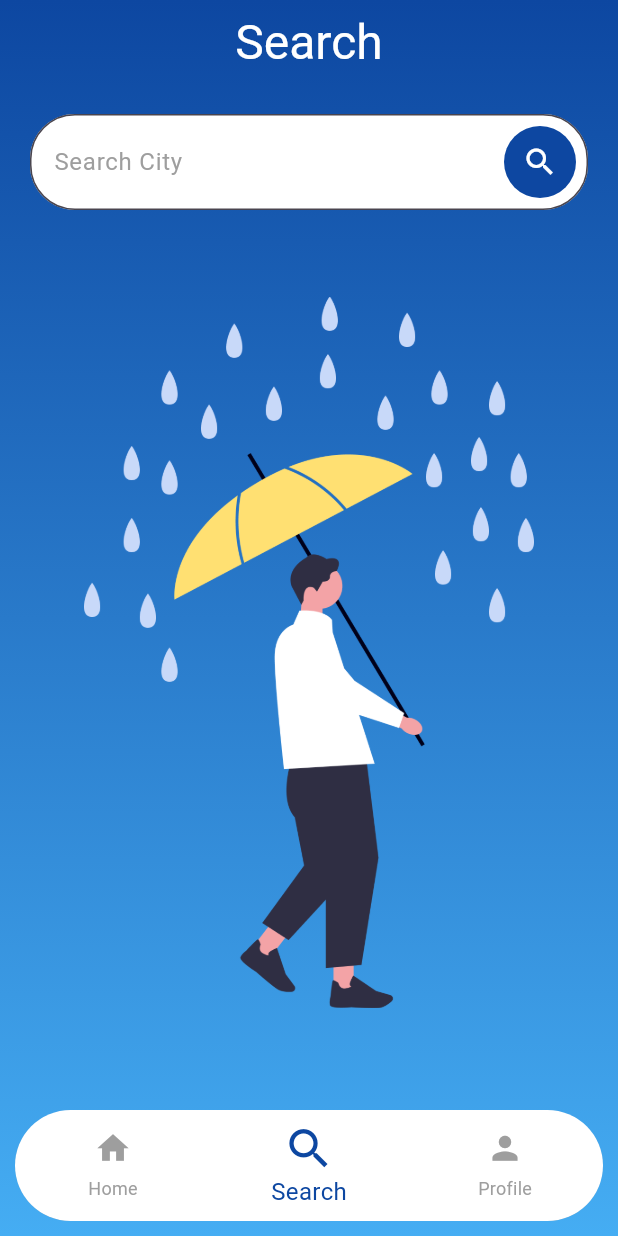
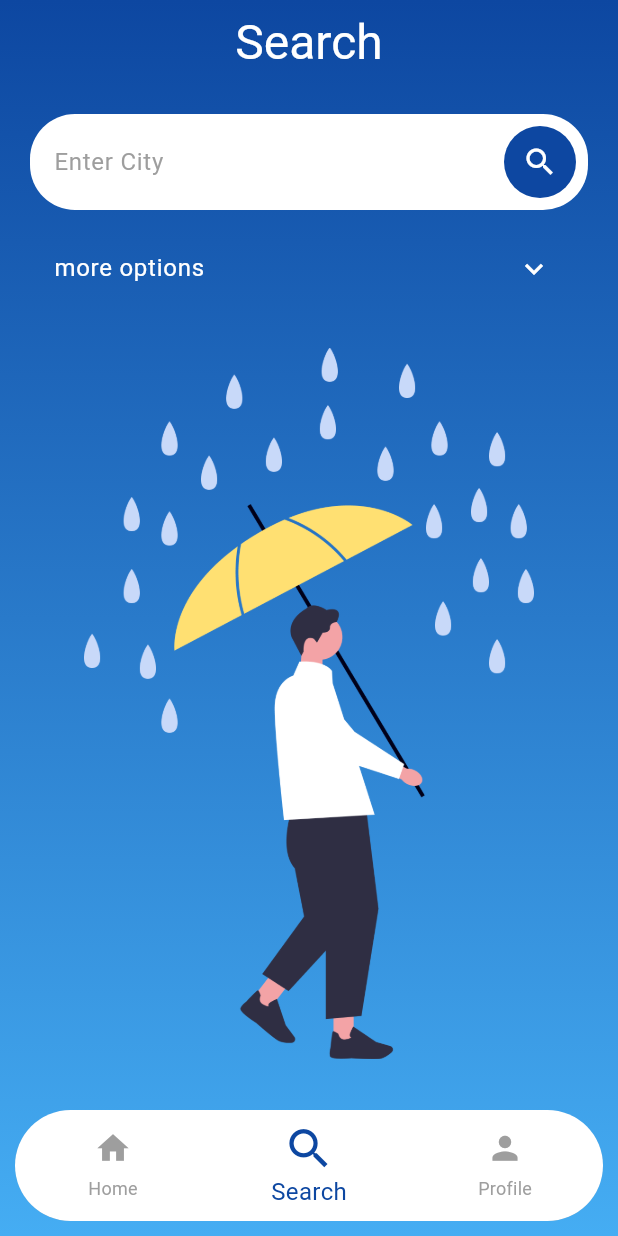
Before and after one commit to king7amza/weather_app, a Flutter app: the screen it shows after launch, item 2 of the bottom bar chosen, on a phone screen of 412 x 824 dp. Run offline on Flutter 3.47's test engine with Material 3 defaults, Android fonts, the phone set to English and light mode, and no system bars; our stand-ins replace dio, flutter_bloc, geolocator, shimmer.

Commit message:
search options done

```diff
--- a/lib/core/utils/themes/app_theams.dart
+++ b/lib/core/utils/themes/app_theams.dart
@@ -0,0 +1,16 @@
+import 'package:flutter/material.dart';
+import 'package:weather_app/core/utils/themes/app_colors.dart';
+
+class AppTheams {
+  static ThemeData get mainTheme => ThemeData(
+    textSelectionTheme: TextSelectionThemeData(
+      cursorColor: AppColors.primaryColor,
+      selectionColor: AppColors.primaryColor,
+      selectionHandleColor: AppColors.primaryColor,
+    ),
+  );
+}
+
+ColorScheme colorScheme = ColorScheme.fromSeed(
+  seedColor: AppColors.primaryColor,
+);
--- a/lib/features/common/common_screens/indexed_stack_nav_bar.dart
+++ b/lib/features/common/common_screens/indexed_stack_nav_bar.dart
@@ -59,6 +59,7 @@ class IndexedStackNavBarState extends State<IndexedStackNavBar> {
                   elevation: 0,
                 )
               : null,
+          resizeToAvoidBottomInset: false,
           backgroundColor: AppColors.transparent,
           body: IndexedStack(
             index: currentIndex,
--- a/lib/features/search/views/screens/search_screen.dart
+++ b/lib/features/search/views/screens/search_screen.dart
@@ -6,6 +6,7 @@ import 'package:weather_app/features/home/views_models/current_weather_cubit/cur
 import 'package:weather_app/features/search/view_models/search_cubit/search_cubit.dart';
 import 'package:weather_app/features/search/views/widgets/weather_horizontal_item.dart';
 import 'package:weather_app/features/search/views/widgets/weather_item_details.dart';
+import 'package:weather_app/features/search/views/widgets/weather_search_bar.dart';
 
 class SearchScreen extends StatefulWidget {
   const SearchScreen({super.key});
@@ -15,7 +16,9 @@ class SearchScreen extends StatefulWidget {
 }
 
 class _SearchScreenState extends State<SearchScreen> {
-  final searchController = TextEditingController();
+  final cityController = TextEditingController();
+  final countryController = TextEditingController();
+  final stateController = TextEditingController();
   @override
   Widget build(BuildContext context) {
     final SearchCubit searchCubit = BlocProvider.of<SearchCubit>(context);
@@ -28,35 +31,13 @@ class _SearchScreenState extends State<SearchScreen> {
               padding: const EdgeInsets.symmetric(horizontal: 20, vertical: 20),
               child: Column(
                 children: [
-                  TextField(
-                    controller: searchController,
-                    decoration: InputDecoration(
-                      filled: true,
-                      fillColor: Colors.white,
-                      border: const OutlineInputBorder(
-                        borderRadius: BorderRadius.all(Radius.circular(30)),
-                      ),
-                      hintText: 'Search City',
-                      hintStyle: const TextStyle(color: AppColors.grey),
-                      label: const Text('Search City'),
-                      labelStyle: const TextStyle(color: AppColors.grey),
-                      suffixIcon: Padding(
-                        padding: const EdgeInsets.all(8.0),
-                        child: DecoratedBox(
-                          decoration: const BoxDecoration(
-                            shape: BoxShape.circle,
-                            color: AppColors.grey,
-                          ),
-                          child: IconButton(
+                  WeatherSearchBar(
+                    cityController: cityController,
+                    countryController: countryController,
+                    stateController: stateController,
+                    searchCubit: searchCubit,
+                    searchBackgroundColor: AppColors.grey,
                     onPressed: () {},
-                            icon: const Icon(
-                              Icons.search,
-                              color: AppColors.white,
-                            ),
-                          ),
-                        ),
-                      ),
-                    ),
                   ),
                   const SizedBox(height: 20),
                   Expanded(child: const Center(child: CommonShimmerEff())),
@@ -69,52 +50,31 @@ class _SearchScreenState extends State<SearchScreen> {
               padding: const EdgeInsets.symmetric(horizontal: 20, vertical: 20),
               child: Column(
                 children: [
-                  TextField(
-                    controller: searchController,
-                    decoration: InputDecoration(
-                      filled: true,
-                      fillColor: Colors.white,
-                      border: const OutlineInputBorder(
-                        borderRadius: BorderRadius.all(Radius.circular(30)),
-                      ),
-                      hintText: 'Search City',
-                      hintStyle: const TextStyle(color: AppColors.grey),
-                      label: const Text('Search City'),
-                      labelStyle: const TextStyle(color: AppColors.grey),
-                      suffixIcon: Padding(
-                        padding: const EdgeInsets.all(8.0),
-                        child: DecoratedBox(
-                          decoration: const BoxDecoration(
-                            shape: BoxShape.circle,
-                            color: AppColors.primaryColor,
-                          ),
-                          child: IconButton(
+                  WeatherSearchBar(
+                    cityController: cityController,
+                    countryController: countryController,
+                    stateController: stateController,
+                    searchCubit: searchCubit,
+                    searchBackgroundColor: AppColors.primaryColor,
                     onPressed: () {
-                              searchController.text.isEmpty ||
-                                      searchController.text == ''
+                      final String searchText =
+                          "${cityController.text},${stateController.text},${countryController.text}";
+                      cityController.text.isEmpty || cityController.text == ''
                           ? null
-                                  : searchCubit.searchCity(
-                                      searchController.text,
-                                    );
+                          : searchCubit.searchCity(searchText);
                     },
-                            icon: const Icon(
-                              Icons.search,
-                              color: AppColors.white,
-                            ),
-                          ),
-                        ),
-                      ),
-                    ),
                   ),
                   const SizedBox(height: 20),
                   weathers.isEmpty
                       ? Padding(
-                        padding: const EdgeInsets.only(top:50.0),
+                          padding: const EdgeInsets.only(top: 50.0),
                           child: Column(
                             children: [
                               Text(
                                 "No City Found",
-                                style: Theme.of(context).textTheme.headlineLarge!
+                                style: Theme.of(context)
+                                    .textTheme
+                                    .headlineLarge!
                                     .copyWith(color: AppColors.white),
                               ),
                               const SizedBox(height: 20),
@@ -171,42 +131,19 @@ class _SearchScreenState extends State<SearchScreen> {
               child: Column(
                 mainAxisAlignment: MainAxisAlignment.center,
                 children: [
-                  TextField(
-                    controller: searchController,
-                    decoration: InputDecoration(
-                      filled: true,
-                      fillColor: Colors.white,
-                      border: const OutlineInputBorder(
-                        borderRadius: BorderRadius.all(Radius.circular(30)),
-                      ),
-                      hintText: 'Search City',
-                      hintStyle: const TextStyle(color: AppColors.grey),
-                      label: const Text('Search City'),
-                      labelStyle: const TextStyle(color: AppColors.grey),
-                      suffixIcon: Padding(
-                        padding: const EdgeInsets.all(8.0),
-                        child: DecoratedBox(
-                          decoration: const BoxDecoration(
-                            shape: BoxShape.circle,
-                            color: AppColors.primaryColor,
-                          ),
-                          child: IconButton(
+                  WeatherSearchBar(
+                    cityController: cityController,
+                    countryController: countryController,
+                    stateController: stateController,
+                    searchCubit: searchCubit,
+                    searchBackgroundColor: AppColors.primaryColor,
                     onPressed: () {
-                              searchController.text.isEmpty ||
-                                      searchController.text == ''
+                      final String searchText =
+                          "${cityController.text},${stateController.text},${countryController.text}";
+                      cityController.text.isEmpty || cityController.text == ''
                           ? null
-                                  : searchCubit.searchCity(
-                                      searchController.text,
-                                    );
+                          : searchCubit.searchCity(searchText);
                     },
-                            icon: const Icon(
-                              Icons.search,
-                              color: AppColors.white,
-                            ),
-                          ),
-                        ),
-                      ),
-                    ),
                   ),
                   Expanded(
                     child: Column(
@@ -232,42 +169,19 @@ class _SearchScreenState extends State<SearchScreen> {
               padding: const EdgeInsets.symmetric(horizontal: 20, vertical: 20),
               child: Column(
                 children: [
-                  TextField(
-                    controller: searchController,
-                    decoration: InputDecoration(
-                      filled: true,
-                      fillColor: Colors.white,
-                      border: const OutlineInputBorder(
-                        borderRadius: BorderRadius.all(Radius.circular(30)),
-                      ),
-                      hintText: 'Search City',
-                      hintStyle: const TextStyle(color: AppColors.grey),
-                      label: const Text('Search City'),
-                      labelStyle: const TextStyle(color: AppColors.grey),
-                      suffixIcon: Padding(
-                        padding: const EdgeInsets.all(8.0),
-                        child: DecoratedBox(
-                          decoration: const BoxDecoration(
-                            shape: BoxShape.circle,
-                            color: AppColors.primaryColor,
-                          ),
-                          child: IconButton(
+                  WeatherSearchBar(
+                    cityController: cityController,
+                    countryController: countryController,
+                    stateController: stateController,
+                    searchCubit: searchCubit,
+                    searchBackgroundColor: AppColors.primaryColor,
                     onPressed: () {
-                              searchController.text.isEmpty ||
-                                      searchController.text == ''
+                      final String searchText =
+                          "${cityController.text},${stateController.text},${countryController.text}";
+                      cityController.text.isEmpty || cityController.text == ''
                           ? null
-                                  : searchCubit.searchCity(
-                                      searchController.text,
-                                    );
+                          : searchCubit.searchCity(searchText);
                     },
-                            icon: const Icon(
-                              Icons.search,
-                              color: AppColors.white,
-                            ),
-                          ),
-                        ),
-                      ),
-                    ),
                   ),
                   const SizedBox(height: 20),
                   Expanded(
--- a/lib/features/search/views/widgets/weather_horizontal_item.dart
+++ b/lib/features/search/views/widgets/weather_horizontal_item.dart
@@ -25,7 +25,7 @@ class WeatherHorizontalItem extends StatelessWidget {
         } else if (state is CurrentWeatherLoaded) {
           final currentWeather = state.currentWeatherResponse.weather![0];
           return Padding(
-            padding: const EdgeInsets.symmetric(vertical: 20),
+            padding: const EdgeInsets.symmetric(vertical: 20,),
             child: Container(
               decoration: BoxDecoration(
                 borderRadius: BorderRadius.circular(30),
@@ -37,12 +37,15 @@ class WeatherHorizontalItem extends StatelessWidget {
                   end: Alignment.centerRight,
                 ),
               ),
-              height: 140,
+              height: 150,
               width: double.infinity,
+              child: Padding(
+                padding: const EdgeInsets.symmetric(horizontal: 10),
                 child: Row(
                   mainAxisAlignment: MainAxisAlignment.spaceAround,
                   children: [
-                  Column(
+                    Expanded(
+                      child: Column(
                         mainAxisAlignment: MainAxisAlignment.spaceAround,
                         children: [
                           Text(
@@ -62,20 +65,22 @@ class WeatherHorizontalItem extends StatelessWidget {
                           ),
                         ],
                       ),
+                    ),
                     SizedBox(
                       width: 150,
-                    height: 180,
+                      height: 150,
                       child: Padding(
-                      padding: const EdgeInsets.all(15.0),
+                        padding: const EdgeInsets.all(8.0),
                         child: Image.network(
                           CustomWeatherIconsModel.getWeatherIcon(
                             currentWeather.icon,
                           ),
-                        fit: BoxFit.fill,
+                          fit: BoxFit.contain,
                         ),
                       ),
                     ),
                   ],
+                ),
               ),
             ),
           );
--- /dev/null
+++ b/lib/features/search/views/widgets/weather_search_bar.dart
@@ -0,0 +1,162 @@
+import 'package:flutter/material.dart';
+import 'package:weather_app/core/utils/themes/app_colors.dart';
+import 'package:weather_app/features/search/view_models/search_cubit/search_cubit.dart';
+
+class WeatherSearchBar extends StatelessWidget {
+  final TextEditingController cityController;
+  final TextEditingController? countryController;
+  final TextEditingController? stateController;
+  final SearchCubit searchCubit;
+  final Color searchBackgroundColor;
+  final void Function() onPressed;
+  const WeatherSearchBar({
+    super.key,
+    required this.cityController,
+    required this.searchCubit,
+    required this.searchBackgroundColor,
+    required this.onPressed,
+    this.countryController,
+    this.stateController,
+  });
+
+  @override
+  Widget build(BuildContext context) {
+    return Form(
+      child: Column(
+        children: [
+          TextFormField(
+            controller: cityController,
+            decoration: InputDecoration(
+              filled: true,
+              fillColor: AppColors.white,
+              border: const OutlineInputBorder(
+                borderRadius: BorderRadius.all(Radius.circular(30)),
+                borderSide: BorderSide.none,
+              ),
+              enabledBorder: OutlineInputBorder(
+                borderRadius: BorderRadius.circular(30),
+                borderSide: BorderSide.none,
+              ),
+              focusedBorder: OutlineInputBorder(
+                borderRadius: BorderRadius.circular(30),
+                borderSide: BorderSide.none,
+              ),
+              disabledBorder: OutlineInputBorder(
+                borderRadius: BorderRadius.circular(30),
+                borderSide: BorderSide.none,
+              ),
+              errorBorder: OutlineInputBorder(
+                borderRadius: BorderRadius.circular(30),
+                borderSide: BorderSide.none,
+              ),
+              focusedErrorBorder: OutlineInputBorder(
+                borderRadius: BorderRadius.circular(30),
+                borderSide: BorderSide.none,
+              ),
+              hintText: 'Enter City',
+              hintStyle: const TextStyle(color: AppColors.grey),
+              suffixIcon: Padding(
+                padding: const EdgeInsets.all(8.0),
+                child: DecoratedBox(
+                  decoration: BoxDecoration(
+                    shape: BoxShape.circle,
+                    color: searchBackgroundColor,
+                  ),
+                  child: IconButton(
+                    onPressed: onPressed,
+                    icon: const Icon(Icons.search, color: AppColors.white),
+                  ),
+                ),
+              ),
+            ),
+          ),
+          const SizedBox(height: 10),
+          Theme(
+            data: Theme.of(context).copyWith(
+              dividerColor: Colors.transparent,
+            ),
+            child: ExpansionTile(
+              title: const Text(
+                'more options',
+                style: TextStyle(color: AppColors.white),
+              ),
+              trailing: const Icon(
+                Icons.keyboard_arrow_down,
+                color: AppColors.white,
+              ),
+              children: [
+                TextFormField(
+                  controller: stateController,
+                  decoration: InputDecoration(
+                    filled: true,
+                    fillColor: AppColors.white,
+                    border: const OutlineInputBorder(
+                      borderRadius: BorderRadius.all(Radius.circular(30)),
+                      borderSide: BorderSide.none,
+                    ),
+                    enabledBorder: OutlineInputBorder(
+                      borderRadius: BorderRadius.circular(30),
+                      borderSide: BorderSide.none,
+                    ),
+                    focusedBorder: OutlineInputBorder(
+                      borderRadius: BorderRadius.circular(30),
+                      borderSide: BorderSide.none,
+                    ),
+                    disabledBorder: OutlineInputBorder(
+                      borderRadius: BorderRadius.circular(30),
+                      borderSide: BorderSide.none,
+                    ),
+                    errorBorder: OutlineInputBorder(
+                      borderRadius: BorderRadius.circular(30),
+                      borderSide: BorderSide.none,
+                    ),
+                    focusedErrorBorder: OutlineInputBorder(
+                      borderRadius: BorderRadius.circular(30),
+                      borderSide: BorderSide.none,
+                    ),
+                    hintText: 'Enter State or ISO code',
+                    hintStyle: const TextStyle(color: AppColors.grey),
+                  ),
+                ),
+                const SizedBox(height: 10),
+                TextFormField(
+                  controller: countryController,
+                  decoration: InputDecoration(
+                    filled: true,
+                    fillColor: AppColors.white,
+                    border: const OutlineInputBorder(
+                      borderRadius: BorderRadius.all(Radius.circular(30)),
+                      borderSide: BorderSide.none,
+                    ),
+                    enabledBorder: OutlineInputBorder(
+                      borderRadius: BorderRadius.circular(30),
+                      borderSide: BorderSide.none,
+                    ),
+                    focusedBorder: OutlineInputBorder(
+                      borderRadius: BorderRadius.circular(30),
+                      borderSide: BorderSide.none,
+                    ),
+                    disabledBorder: OutlineInputBorder(
+                      borderRadius: BorderRadius.circular(30),
+                      borderSide: BorderSide.none,
+                    ),
+                    errorBorder: OutlineInputBorder(
+                      borderRadius: BorderRadius.circular(30),
+                      borderSide: BorderSide.none,
+                    ),
+                    focusedErrorBorder: OutlineInputBorder(
+                      borderRadius: BorderRadius.circular(30),
+                      borderSide: BorderSide.none,
+                    ),
+                    hintText: 'Enter Country ISO code',
+                    hintStyle: const TextStyle(color: AppColors.grey),
+                  ),
+                ),
+              ],
+            ),
+          ),
+        ],
+      ),
+    );
+  }
+}
--- a/lib/my_app.dart
+++ b/lib/my_app.dart
@@ -1,5 +1,6 @@
 import 'package:flutter/material.dart';
 import 'package:weather_app/core/app_constants.dart';
+import 'package:weather_app/core/utils/themes/app_theams.dart';
 import 'package:weather_app/features/common/common_screens/indexed_stack_nav_bar.dart';
 
 class MyApp extends StatelessWidget {
@@ -10,7 +11,7 @@ class MyApp extends StatelessWidget {
     return MaterialApp(
       debugShowCheckedModeBanner: false,
       title: AppConstants.appName,
-      theme: ThemeData(primarySwatch: Colors.blue),
+      theme: AppTheams.mainTheme,
       home: const IndexedStackNavBar(),
     );
   }
```
Lines whose indentation alone changed are shown as unchanged.
